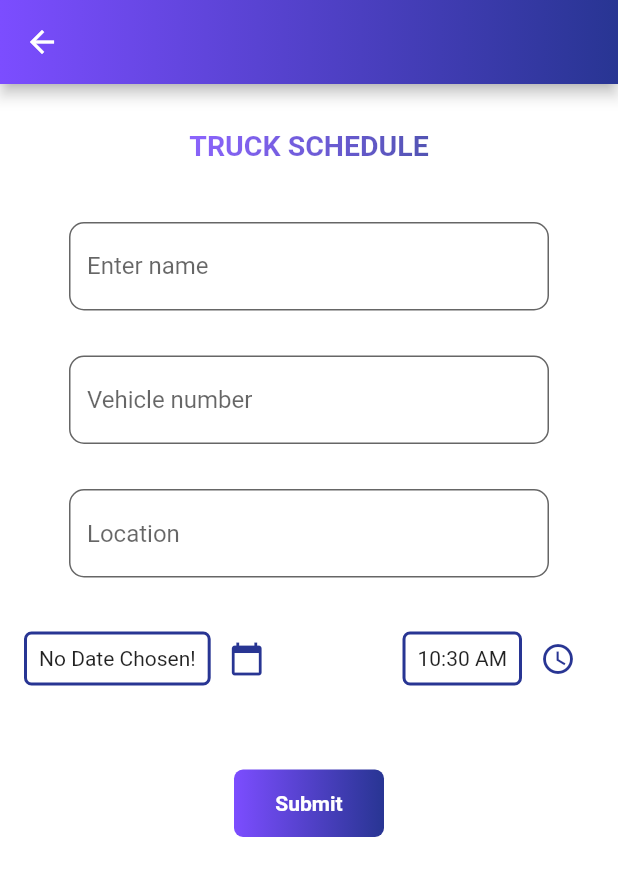
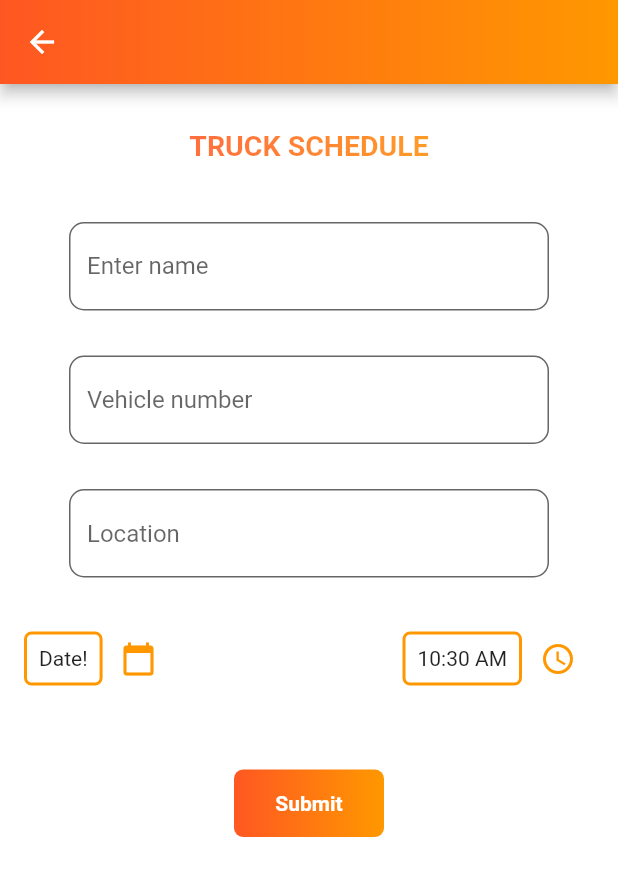
Before and after one commit to umang0503/garbagemanagementsysetm, a Flutter app: the admindashboard screen opened directly, after a tap on "Create Schedule", on a phone screen of 412 x 824 dp. Shown: the top 876 px of the screen. Run offline on Flutter 3.47's test engine with Material 2 defaults, Android fonts, the phone set to English and light mode, and no system bars; our stand-ins replace cloud_firestore, firebase_auth, firebase_core, flutter_custom_clippers, google_fonts, google_maps_flutter and 2 more; missing offline and left inert: geoflutterfire; accounts and stored records are empty.

Commit message:
my changes

```diff
--- a/lib/admin_complain.dart
+++ b/lib/admin_complain.dart
@@ -47,6 +47,7 @@ class complainitem extends StatelessWidget {
               GestureDetector(onTap: (){Navigator
                   .of(context)
                   .push(new MaterialPageRoute(builder: (BuildContext context) {
+
                 return complaingoogle(latitude: coordinate.latitude,longitude: coordinate.longitude,);
               }));},
                 child: Container(
@@ -73,7 +74,7 @@ class complainitem extends StatelessWidget {
                           color: Colors.black,
                         ),
                         children: <TextSpan>[
-                          new TextSpan(text: 'Name : ',style: TextStyle(fontWeight: FontWeight.bold,fontSize: 18)),
+                          new TextSpan(text: 'Name : ',style:TextStyle(fontWeight: FontWeight.bold,fontSize: 18)),
                           new TextSpan(text:  name, style: new TextStyle(fontSize: 16)),
                         ],
                       ),
--- a/lib/admin_panel.dart
+++ b/lib/admin_panel.dart
@@ -13,8 +13,8 @@ class complainBuilder extends StatelessWidget {
             begin: Alignment.centerLeft,
             end: Alignment.centerRight,
             colors: <Color>[
-              Colors.deepPurpleAccent,
-              Colors.indigo[800]
+              Colors.deepOrange,
+              Colors.orange
             ],
           ),
         ),
--- a/lib/admindashboard.dart
+++ b/lib/admindashboard.dart
@@ -36,11 +36,11 @@ class _admindashboardState extends State<admindashboard> {
                   begin: Alignment.centerLeft,
                   end: Alignment.centerRight,
                   colors: <Color>[
-                    Colors.deepPurpleAccent,
-                    Colors.indigo[800]
+                    Colors.deepOrange,
+                    Colors.orange
                   ],
                 ),),
-          child: Center(child: Text('How Can We Help You',style:TextStyle(color: Colors.white,fontSize: 20)),
+          child: Center(child: Text('Hi Admin !!',style:TextStyle(color: Colors.white,fontSize: 20)),
           ),
             height:MediaQuery.of(context).size.height*0.35),),
       Positioned(top:MediaQuery.of(context).size.height*0.06,left:MediaQuery.of(context).size.width*0.86,child: IconButton(icon:Icon(Icons.power_settings_new,color: Colors.white,),onPressed: (){logout();},)),
@@ -74,7 +74,7 @@ class _admindashboardState extends State<admindashboard> {
                             ),
                             Text("Add Dustbin",
                                 style: TextStyle(
-                                    color: Colors.indigo[800], fontSize: 15,fontWeight: FontWeight.bold))
+                                    color: Colors.deepOrange, fontSize: 15,fontWeight: FontWeight.bold))
                           ],
                         )),
                   ),
@@ -95,7 +95,7 @@ class _admindashboardState extends State<admindashboard> {
                             ),
                             Text("Complain",
                                 style: TextStyle(
-                                    color: Colors.indigo[800], fontSize: 15,fontWeight: FontWeight.bold))
+                                    color: Colors.deepOrange, fontSize: 15,fontWeight: FontWeight.bold))
                           ],
                         )),
                   ),
@@ -116,7 +116,7 @@ class _admindashboardState extends State<admindashboard> {
                             ),
                             Text("Create Schedule",
                                 style: TextStyle(
-                                    color: Colors.indigo[800], fontSize: 15,fontWeight: FontWeight.bold))
+                                    color: Colors.deepOrange, fontSize: 15,fontWeight: FontWeight.bold))
                           ],
                         )),
                   ),
@@ -137,7 +137,7 @@ class _admindashboardState extends State<admindashboard> {
                             ),
                             Text("Create Notice",
                                 style: TextStyle(
-                                    color: Colors.indigo[800], fontSize: 15,fontWeight: FontWeight.bold))
+                                    color: Colors.deepOrange, fontSize: 15,fontWeight: FontWeight.bold))
                           ],
                         )),
                   ),
--- a/lib/create_truck.dart
+++ b/lib/create_truck.dart
@@ -39,7 +39,7 @@ class _truckdetailState extends State<truckdetail> {
       context: context,
       initialDate: DateTime.now(),
       firstDate: DateTime.now(),
-      lastDate: DateTime(2022),
+      lastDate: DateTime(2028),
     ).then((pickedDate) {
       if (pickedDate == null) {
         return;
@@ -75,8 +75,8 @@ class _truckdetailState extends State<truckdetail> {
           begin: Alignment.centerLeft,
           end: Alignment.centerRight,
           colors: <Color>[
-            Colors.deepPurpleAccent,
-            Colors.indigo[800]
+            Colors.deepOrange,
+            Colors.orange
           ],
         ),
       ),
@@ -94,7 +94,7 @@ class _truckdetailState extends State<truckdetail> {
                   return RadialGradient(
                     center: Alignment.topLeft,
                     radius: 9.0,
-                    colors: <Color>[Colors.deepPurpleAccent, Colors.indigo[800]],
+                    colors: <Color>[Colors.deepOrange, Colors.orange],
                     tileMode: TileMode.mirror,
                   ).createShader(bounds);
                 },
@@ -162,17 +162,17 @@ class _truckdetailState extends State<truckdetail> {
               SizedBox(height: 30,),
              Row(mainAxisAlignment:MainAxisAlignment.spaceBetween,children: <Widget>[Row(
                children: <Widget>[
-                 Container(decoration: BoxDecoration(border: Border.all(color:Colors.indigo[800],width: 2),borderRadius: BorderRadius.circular(5),
+                 Container(decoration: BoxDecoration(border: Border.all(color:Colors.orange,width: 2),borderRadius: BorderRadius.circular(5),
                  ),child:Padding(
                    padding: const EdgeInsets.all(8.0),
                    child: Text(
                      _selectedDate == null
-                         ? 'No Date Chosen!'
+                         ? 'Date!'
                          : '${DateFormat.yMd().format(_selectedDate)}',
                    ),
                  ),),
         IconButton(
-          icon: Icon(Icons.calendar_today,color: Colors.indigo[800],),
+          icon: Icon(Icons.calendar_today,color: Colors.orange,),
           onPressed: () {
             _presentDatePicker() ;
           },
@@ -180,7 +180,7 @@ class _truckdetailState extends State<truckdetail> {
              ),
                Row(
                  children: <Widget>[
-                   Container(decoration: BoxDecoration(border: Border.all(color:Colors.indigo[800],width: 2),borderRadius: BorderRadius.circular(5),
+                   Container(decoration: BoxDecoration(border: Border.all(color:Colors.orange,width: 2),borderRadius: BorderRadius.circular(5),
                    ),child:Padding(
                      padding: const EdgeInsets.all(8.0),
                      child: Text(
@@ -190,7 +190,7 @@ class _truckdetailState extends State<truckdetail> {
                      ),
                    ),),
                    IconButton(
-                     icon: Icon(Icons.access_time,color:Colors.indigo[800]),
+                     icon: Icon(Icons.access_time,color:Colors.orange),
                      onPressed: () {
                        _presentTimePicker() ;
                      },
@@ -207,8 +207,8 @@ class _truckdetailState extends State<truckdetail> {
                     begin: Alignment.centerLeft,
                     end: Alignment.centerRight,
                     colors: <Color>[
-                      Colors.deepPurpleAccent,
-                      Colors.indigo[800]
+                      Colors.deepOrange,
+                      Colors.orange
                     ],
                   ),
               ),height:45,width:100,child: Center(child: Text("Submit",style: TextStyle(color: Colors.white,fontWeight: FontWeight.bold),))),
```
Also changed, not shown: lib/adminnotice.dart (+5 -5 lines), lib/usernoticedis.dart (+5 -5 lines), lib/usertruckui.dart (+10 -10 lines), pubspec.lock, 1 other file.
